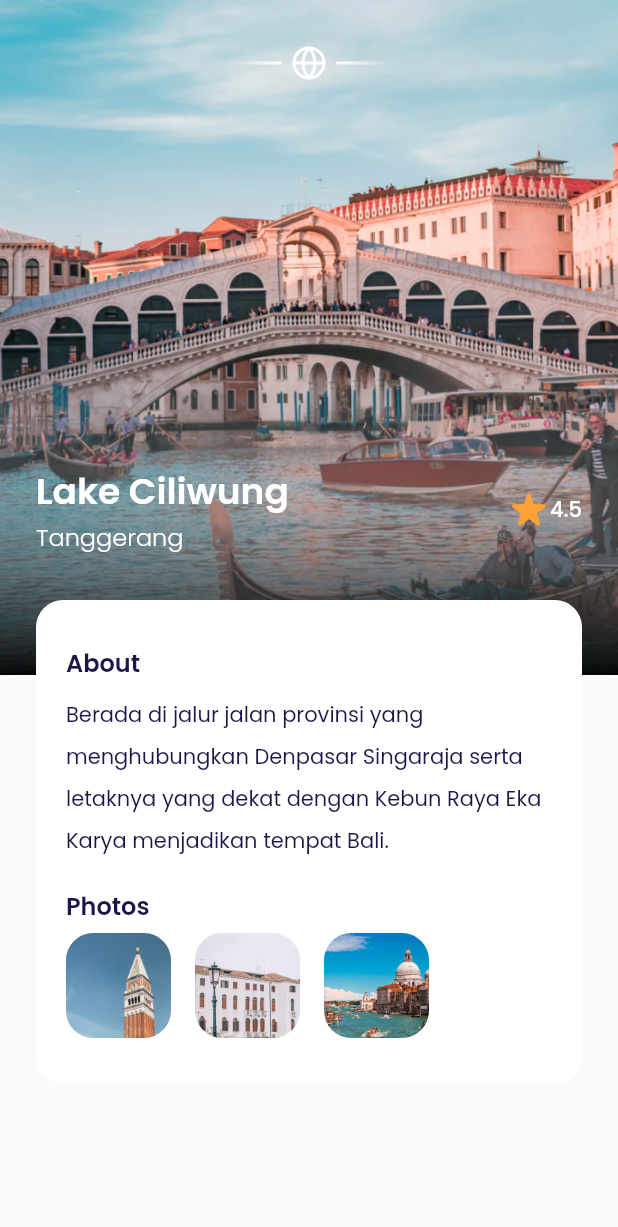
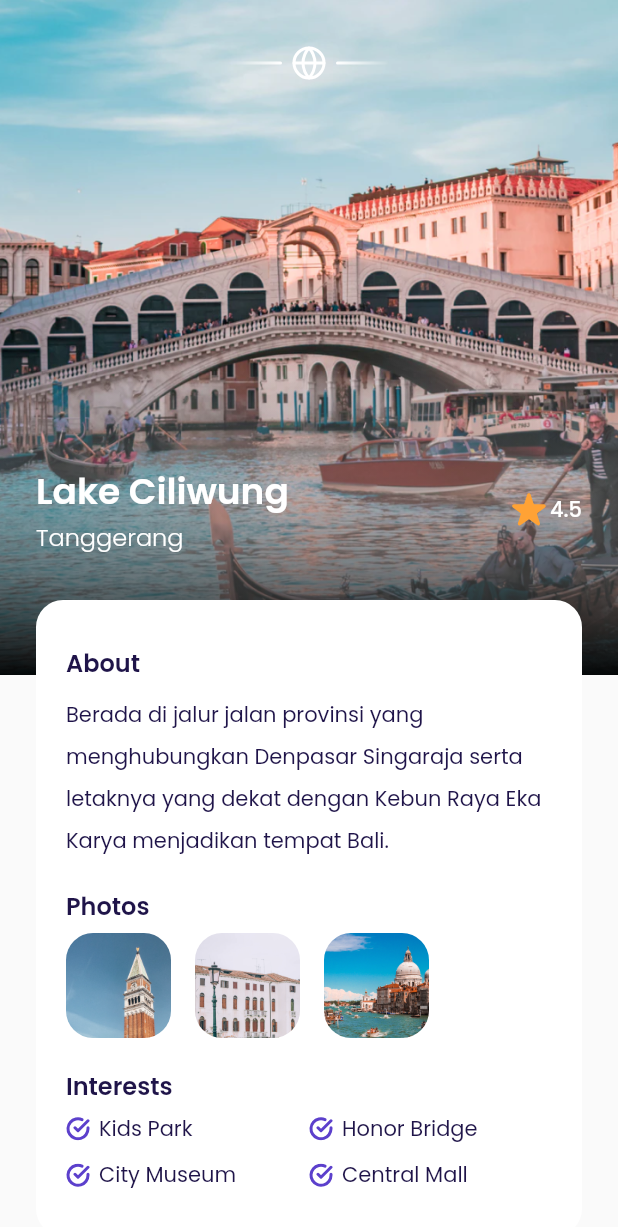
Before and after one commit to iqbalnurhaq/plane-flutter, a Flutter app: the DetailPage screen opened directly, on a phone screen of 412 x 824 dp. Shown: the top 1227 px of the screen. Run offline on Flutter 3.47's test engine with Material 2 defaults, Android fonts, the phone set to English and light mode, and no system bars; our stand-ins replace flutter_svg, google_fonts; missing offline and left inert: dart:ffi.

Commit message:
Interests Item Detail Page

```diff
--- a/lib/ui/pages/detail_page.dart
+++ b/lib/ui/pages/detail_page.dart
@@ -1,4 +1,5 @@
 import 'package:airplane/shared/theme.dart';
+import 'package:airplane/ui/widgets/interest_item.dart';
 import 'package:airplane/ui/widgets/photo_item.dart';
 import 'package:flutter/material.dart';
 import 'package:flutter_svg/svg.dart';
@@ -151,7 +152,37 @@ class DetailPage extends StatelessWidget {
                       PhotoItem(imageUrl: 'assets/image_photo2.png'),
                       PhotoItem(imageUrl: 'assets/image_photo3.png'),
                     ],
-                  )
+                  ),
+
+                  //Interests
+                  SizedBox(
+                    height: 20,
+                  ),
+                  Text(
+                    'Interests',
+                    style: blackTextStyle.copyWith(
+                      fontSize: 16,
+                      fontWeight: semiBold,
+                    ),
+                  ),
+                  SizedBox(
+                    height: 6,
+                  ),
+                  Row(
+                    children: [
+                      InterestItem(text: 'Kids Park'),
+                      InterestItem(text: 'Honor Bridge'),
+                    ],
+                  ),
+                  SizedBox(
+                    height: 10,
+                  ),
+                  Row(
+                    children: [
+                      InterestItem(text: 'City Museum'),
+                      InterestItem(text: 'Central Mall'),
+                    ],
+                  ),
                 ],
               ),
             )
--- /dev/null
+++ b/lib/ui/widgets/interest_item.dart
@@ -0,0 +1,28 @@
+import 'package:flutter/material.dart';
+import '../../shared/theme.dart';
+import 'package:flutter_svg/svg.dart';
+
+class InterestItem extends StatelessWidget {
+  final String text;
+  const InterestItem({super.key, required this.text});
+
+  @override
+  Widget build(BuildContext context) {
+    return Expanded(
+      child: Row(
+        children: [
+          Container(
+            width: 16,
+            height: 16,
+            margin: EdgeInsets.only(right: 6),
+            child: SvgPicture.asset('assets/ic_check.svg'),
+          ),
+          Text(
+            text,
+            style: blackTextStyle,
+          )
+        ],
+      ),
+    );
+  }
+}
```
Also changed, not shown: assets/ic_check.svg (added).
